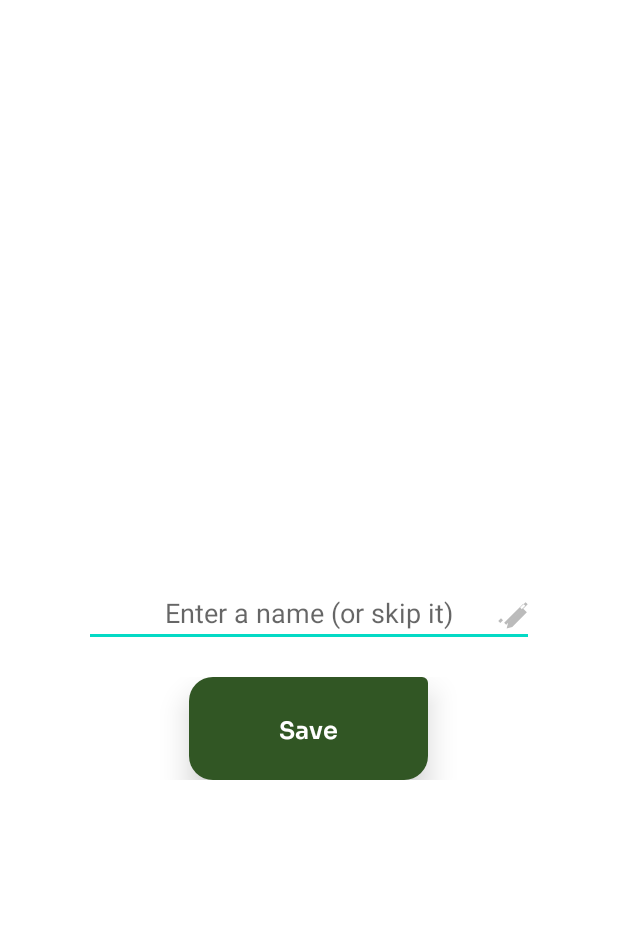
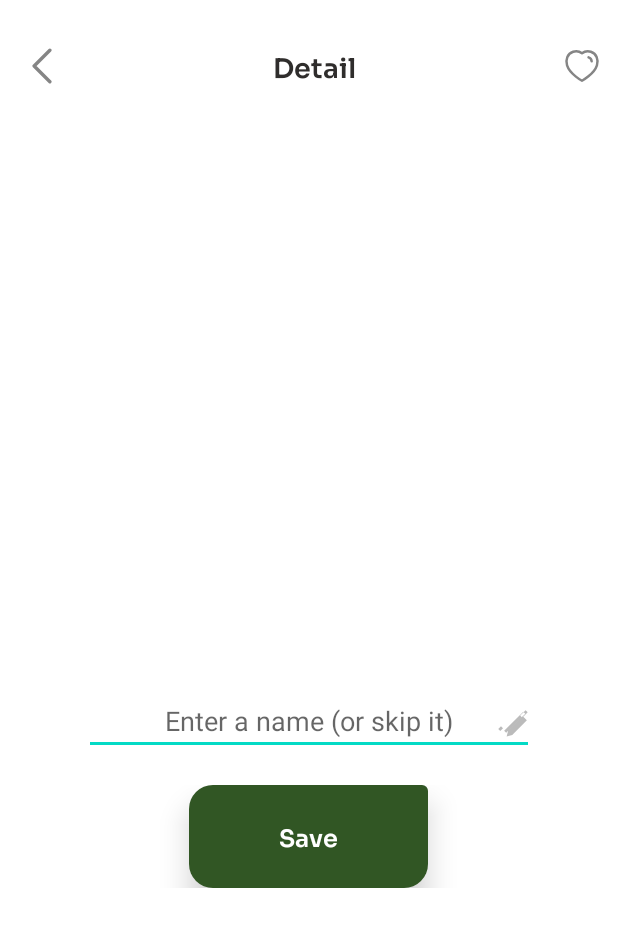
Before and after one commit to mikeaskew4/avocado-alarm-android, an Android app: the AvocadoDetailActivity screen opened directly, with no data from a screen before it, on a phone screen of 412 x 824 dp. Shown: the top 927 px of the screen. Run offline under Robolectric (Android 15) with nearby library versions, the phone set to English and light mode, and no system bars; libraries missing offline, so code that uses them is left out: com.github.javafaker, pub.devrel.easypermissions; pictures from the network do not load; 2 statements that could not run were skipped.

Commit message:
adds AppBar and updates color of status bar

```diff
--- a/app/src/main/java/com/michaelaskew/avocadotimer/activities/AvocadoDetailActivity.java
+++ b/app/src/main/java/com/michaelaskew/avocadotimer/activities/AvocadoDetailActivity.java
@@ -2,8 +2,11 @@ package com.michaelaskew.avocadotimer.activities;
 
 import android.Manifest;
 import android.net.Uri;
+import android.os.Build;
 import android.os.Bundle;
 import android.util.Log;
+import android.view.Menu;
+import android.view.MenuItem;
 import android.view.View;
 import android.view.inputmethod.InputMethodManager;
 import android.widget.Button;
@@ -18,7 +21,10 @@ import android.app.AlarmManager;
 import android.content.Context;
 import android.widget.Toast;
 
+import androidx.appcompat.app.ActionBar;
 import androidx.appcompat.app.AppCompatActivity;
+import androidx.appcompat.widget.Toolbar;
+import androidx.core.content.ContextCompat;
 
 import java.time.Duration;
 import java.time.LocalDateTime;
@@ -63,6 +69,25 @@ public class AvocadoDetailActivity extends AppCompatActivity {
     protected void onCreate(Bundle savedInstanceState) {
         super.onCreate(savedInstanceState);
         setContentView(R.layout.activity_avocado_detail);
+
+        Toolbar toolbar = findViewById(R.id.toolbar);
+        setSupportActionBar(toolbar);
+
+        ActionBar actionBar = getSupportActionBar();
+        if (actionBar != null) {
+            actionBar.setDisplayHomeAsUpEnabled(true);
+            actionBar.setTitle("Detail");  // Set your desired title here
+
+            // Optionally, if you want to add a custom icon to the action bar
+            actionBar.setHomeAsUpIndicator(R.drawable.ic_back);  // Provide your custom drawable resource here
+        }
+        // Set the status bar color
+        if (Build.VERSION.SDK_INT >= Build.VERSION_CODES.LOLLIPOP) {
+            getWindow().setStatusBarColor(ContextCompat.getColor(this, R.color.white));
+
+            // Ensure status bar icons are visible on light backgrounds
+            getWindow().getDecorView().setSystemUiVisibility(View.SYSTEM_UI_FLAG_LIGHT_STATUS_BAR);
+        }
 
         avocadoDetailLayout = findViewById(R.id.avocadoDetailLayout);
         imgAvocado = findViewById(R.id.imgAvocado);
@@ -151,6 +176,24 @@ public class AvocadoDetailActivity extends AppCompatActivity {
             }
         });
     }
+
+    @Override
+    public boolean onOptionsItemSelected(MenuItem item) {
+        if (item.getItemId() == android.R.id.home) {
+            // Respond to the action bar's Up/Home button
+            finish();
+            return true;
+        }
+        return super.onOptionsItemSelected(item);
+    }
+
+    @Override
+    public boolean onCreateOptionsMenu(Menu menu) {
+        // Inflate the menu; this adds items to the action bar if it is present.
+        getMenuInflater().inflate(R.menu.menu_detail, menu);
+        return true;
+    }
+
 
     private void saveAvocado() {
         DatabaseHelper db = new DatabaseHelper(AvocadoDetailActivity.this);
--- /dev/null
+++ b/app/src/main/res/drawable-anydpi/ic_back.xml
@@ -0,0 +1,20 @@
+<vector xmlns:android="http://schemas.android.com/apk/res/android"
+    android:width="24dp"
+    android:height="24dp"
+    android:viewportWidth="24"
+    android:viewportHeight="24"
+    android:tint="#333333"
+    android:alpha="0.6">
+  <group android:scaleX="1.5"
+      android:scaleY="1.5"
+      android:translateX="-6"
+      android:translateY="-6">
+    <path
+        android:pathData="m15.5,19 l-7,-7 7,-7"
+        android:strokeLineJoin="round"
+        android:strokeWidth="1.5"
+        android:fillColor="#00000000"
+        android:strokeColor="#2F2D2C"
+        android:strokeLineCap="round"/>
+  </group>
+</vector>
--- /dev/null
+++ b/app/src/main/res/drawable-anydpi/ic_favorite.xml
@@ -0,0 +1,27 @@
+<vector xmlns:android="http://schemas.android.com/apk/res/android"
+    android:width="24dp"
+    android:height="24dp"
+    android:viewportWidth="24"
+    android:viewportHeight="24"
+    android:tint="#333333"
+    android:alpha="0.6">
+  <group android:scaleX="1.0909091"
+      android:scaleY="1.0909091"
+      android:translateX="-1.0909091"
+      android:translateY="-1.0909091">
+    <path
+        android:pathData="M2.872,11.598c-1.073,-3.35 0.18,-7.179 3.698,-8.312a6.007,6.007 0,0 1,5.43 0.912c1.455,-1.125 3.572,-1.505 5.42,-0.912 3.517,1.133 4.779,4.962 3.707,8.312 -1.67,5.31 -9.127,9.4 -9.127,9.4s-7.402,-4.028 -9.128,-9.4z"
+        android:strokeLineJoin="round"
+        android:strokeWidth="1.5"
+        android:fillColor="#00000000"
+        android:strokeColor="#2F2D2C"
+        android:strokeLineCap="round"/>
+    <path
+        android:pathData="M16,6.7a2.781,2.781 0,0 1,1.917 2.422"
+        android:strokeLineJoin="round"
+        android:strokeWidth="1.5"
+        android:fillColor="#00000000"
+        android:strokeColor="#2F2D2C"
+        android:strokeLineCap="round"/>
+  </group>
+</vector>
--- a/app/src/main/res/layout/activity_avocado_detail.xml
+++ b/app/src/main/res/layout/activity_avocado_detail.xml
@@ -1,6 +1,38 @@
 <?xml version="1.0" encoding="utf-8"?>
+<LinearLayout xmlns:android="http://schemas.android.com/apk/res/android"
+    xmlns:app="http://schemas.android.com/apk/res-auto"
+    android:layout_width="match_parent"
+    android:layout_height="match_parent"
+    android:orientation="vertical">
+
+    <androidx.appcompat.widget.Toolbar
+        android:id="@+id/toolbar"
+        android:layout_width="match_parent"
+        android:layout_height="?attr/actionBarSize"
+        android:background="@color/white"
+        android:layout_marginTop="16dp"
+        app:contentInsetStart="0dp"
+        app:contentInsetStartWithNavigation="0dp">
+
+        <RelativeLayout
+            android:layout_width="match_parent"
+            android:layout_height="match_parent">
+
+            <TextView
+                android:id="@+id/toolbar_title"
+                android:layout_width="wrap_content"
+                android:layout_height="wrap_content"
+                android:layout_centerInParent="true"
+                android:fontFamily="@font/sora_semibold"
+                android:gravity="center_horizontal"
+                android:text="Detail"
+                android:textColor="#2f2d2c"
+                android:textSize="18sp"
+                android:textStyle="normal" />
+        </RelativeLayout>
+    </androidx.appcompat.widget.Toolbar>
+
         <ScrollView xmlns:android="http://schemas.android.com/apk/res/android"
-
         android:layout_width="match_parent"
         android:layout_height="match_parent"
         android:padding="16dp">
@@ -106,3 +138,4 @@
 
         </LinearLayout>
     </ScrollView>
+</LinearLayout>
--- /dev/null
+++ b/app/src/main/res/menu/menu_detail.xml
@@ -0,0 +1,9 @@
+<?xml version="1.0" encoding="utf-8"?>
+<menu xmlns:app="http://schemas.android.com/apk/res-auto"
+    xmlns:android="http://schemas.android.com/apk/res/android">
+    <item
+        android:id="@+id/action_icon"
+        android:icon="@drawable/ic_favorite"
+        android:title="Favorite This"
+        app:showAsAction="always" />
+</menu>
```
Also changed, not shown: app/src/main/res/drawable-hdpi/ic_back.png (added), app/src/main/res/drawable-hdpi/ic_favorite.png (added), app/src/main/res/drawable-mdpi/ic_back.png (added), app/src/main/res/drawable-mdpi/ic_favorite.png (added), app/src/main/res/drawable-xhdpi/ic_back.png (added), app/src/main/res/drawable-xhdpi/ic_favorite.png (added), app/src/main/res/drawable-xxhdpi/ic_back.png (added), app/src/main/res/drawable-xxhdpi/ic_favorite.png (added). Lines whose indentation alone changed are shown as unchanged.
